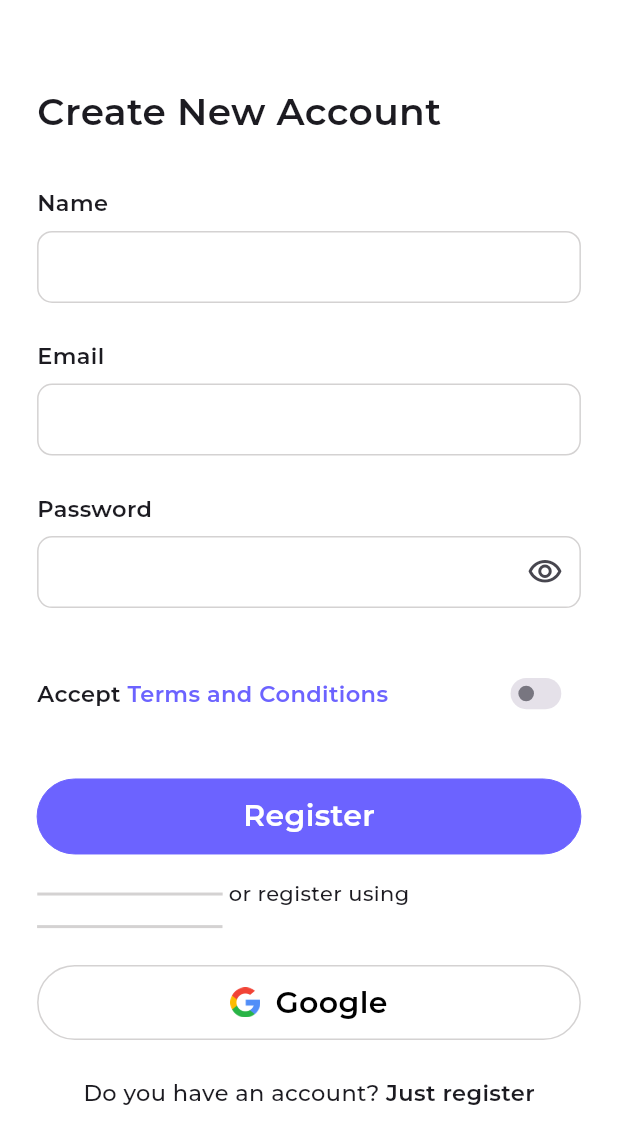
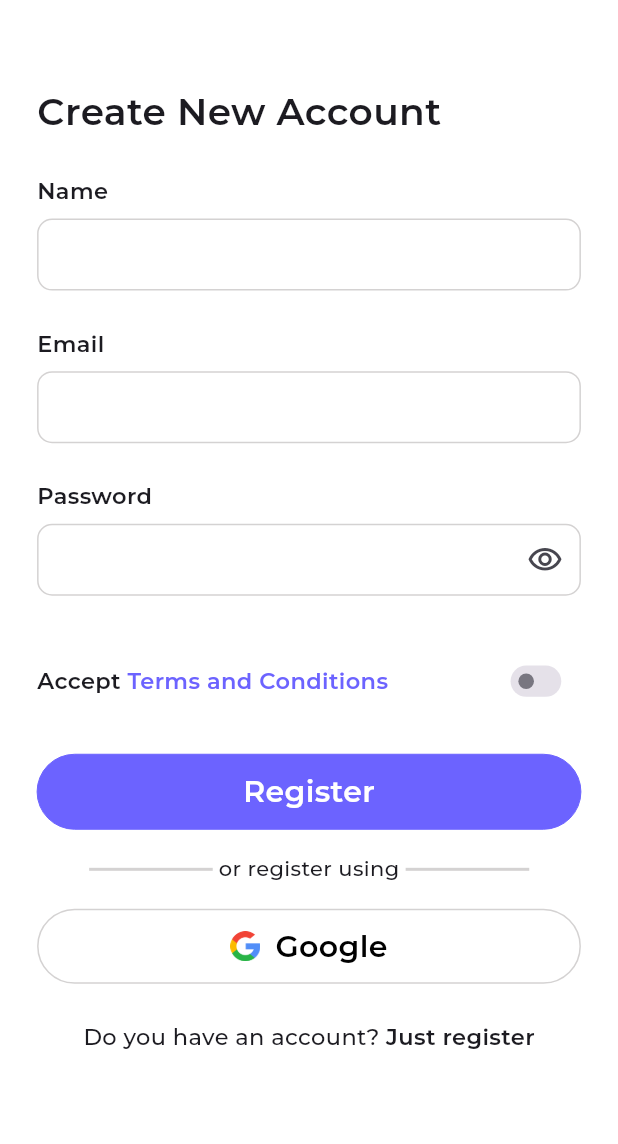
Before and after one commit to N-DiLo/kode_camp_task, a Flutter app: the SignUp screen opened by its route, on a phone screen of 412 x 824 dp. Shown: the top 1144 px of the screen. Run offline on Flutter 3.47's test engine with Material 3 defaults, Android fonts, the phone set to English and light mode, and no system bars; our stand-ins replace flutter_slidable, google_fonts; project files that could hold a hidden picture were left out.

Commit message:
feat: completed all app requirements

```diff
--- a/lib/components/app_text_styles.dart
+++ b/lib/components/app_text_styles.dart
@@ -16,3 +16,8 @@ final TextStyle bodyLarge = GoogleFonts.montserrat(
   fontWeight: FontWeight.w600,
   color: Colors.black,
 );
+
+class NameArgs {
+  String name;
+  NameArgs(this.name);
+}
--- a/lib/components/my_input_field.dart
+++ b/lib/components/my_input_field.dart
@@ -14,6 +14,7 @@ class MyInputField extends StatelessWidget {
   final String labelText;
   final String? hintText;
   final Widget? suffixIcon;
+  final AutovalidateMode? autovalidate;
   final void Function()? iconPressed;
 
   const MyInputField({
@@ -28,6 +29,7 @@ class MyInputField extends StatelessWidget {
     this.hintText,
     this.suffixIcon,
     this.iconPressed,
+    this.autovalidate,
   });
 
   @override
@@ -42,6 +44,7 @@ class MyInputField extends StatelessWidget {
         ),
         const SizedBox(height: 8),
         TextFormField(
+          autovalidateMode: autovalidate,
           controller: controller,
           keyboardType: keyType,
           obscureText: isPassword,
--- a/lib/task_3/sign_up.dart
+++ b/lib/task_3/sign_up.dart
@@ -1,5 +1,6 @@
 import 'package:flutter/material.dart';
 import 'package:google_fonts/google_fonts.dart';
+import 'package:kode_camp_task/components/app_text_styles.dart';
 
 import 'package:kode_camp_task/components/my_button.dart';
 import 'package:kode_camp_task/components/my_input_field.dart';
@@ -30,6 +31,17 @@ class _SignUpState extends State<SignUp> {
   bool accepted = false;
   bool hidePass = true;
 
+  final GlobalKey<FormState> formKey = GlobalKey<FormState>();
+  String? checkEmail(String? email) {
+    RegExp forEmail =
+        RegExp(r'^([a-zA-Z0-9_\-\.]+)@([a-zA-Z0-9_\-\.]+)\.([a-zA-Z]{2,5})?$');
+    final validEmail = forEmail.hasMatch(email ?? '');
+    if (!validEmail) {
+      return 'Please enter a valid mailing address';
+    }
+    return null;
+  }
+
   @override
   Widget build(BuildContext context) {
     final height = MediaQuery.of(context).size.height;
@@ -43,6 +55,8 @@ class _SignUpState extends State<SignUp> {
       body: SingleChildScrollView(
         child: Padding(
           padding: EdgeInsets.symmetric(horizontal: width * .06),
+          child: Form(
+            key: formKey,
             child: Column(
               crossAxisAlignment: CrossAxisAlignment.start,
               children: [
@@ -51,21 +65,28 @@ class _SignUpState extends State<SignUp> {
                   fontSize: 25,
                   fontWeight: FontWeight.w600,
                 ),
-              SizedBox(height: height * .04),
+                SizedBox(height: height * .03),
                 MyInputField(
                   labelText: 'Name',
                   keyType: TextInputType.name,
                   controller: nameController,
+                  validator: (name) => name!.length <= 8
+                      ? 'Please include first name & last name'
+                      : null,
                 ),
                 SizedBox(height: height * .03),
                 MyInputField(
                   labelText: 'Email',
                   keyType: TextInputType.emailAddress,
                   controller: emailController,
+                  validator: checkEmail,
                 ),
                 SizedBox(height: height * .03),
                 MyInputField(
                   labelText: 'Password',
+                  validator: (password) => password!.length < 8
+                      ? 'Password must be eight characters or more'
+                      : null,
                   keyType: TextInputType.visiblePassword,
                   isPassword: hidePass,
                   controller: pswController,
@@ -107,8 +128,8 @@ class _SignUpState extends State<SignUp> {
                       scaleY: 0.65,
                       child: Switch.adaptive(
                           activeColor: primaryColor,
-                        trackOutlineColor:
-                            const MaterialStatePropertyAll(Colors.transparent),
+                          trackOutlineColor: const MaterialStatePropertyAll(
+                              Colors.transparent),
                           value: accepted,
                           onChanged: (value) {
                             setState(() {
@@ -118,11 +139,29 @@ class _SignUpState extends State<SignUp> {
                     )
                   ],
                 ),
-              SizedBox(height: height * .04),
+                SizedBox(height: height * .03),
                 MyButton(
                   title: 'Register',
                   onTap: () {
+                    formKey.currentState!.validate();
+                    if (emailController.text.isEmpty ||
+                        nameController.text.isEmpty ||
+                        accepted == false) {
+                      ScaffoldMessenger.of(context).showSnackBar(
+                        const SnackBar(
+                          margin: EdgeInsets.all(10.0),
+                          behavior: SnackBarBehavior.floating,
+                          content: Center(
+                            child: MyText(
+                                text: 'Complete required fields & Accept T&C'),
+                          ),
+                        ),
+                      );
+                      return;
+                    }
+
                     Navigator.pushReplacementNamed(
+                      arguments: NameArgs(nameController.text),
                       context,
                       BottomNav.routeName,
                     );
@@ -136,7 +175,7 @@ class _SignUpState extends State<SignUp> {
                         WidgetSpan(
                           alignment: PlaceholderAlignment.middle,
                           child: SizedBox(
-                          width: width * .3,
+                            width: width * .2,
                             child: const Divider(
                               thickness: 2,
                               color: Color.fromARGB(255, 212, 210, 210),
@@ -152,7 +191,7 @@ class _SignUpState extends State<SignUp> {
                         WidgetSpan(
                           alignment: PlaceholderAlignment.middle,
                           child: SizedBox(
-                          width: width * .3,
+                            width: width * .2,
                             child: const Divider(
                               thickness: 2,
                               color: Color.fromARGB(255, 212, 210, 210),
@@ -201,6 +240,7 @@ class _SignUpState extends State<SignUp> {
             ),
           ),
         ),
+      ),
     );
   }
 }
```
Also changed, not shown: lib/task_3/home_page.dart (+17 -3 lines). Lines whose indentation alone changed are shown as unchanged.
